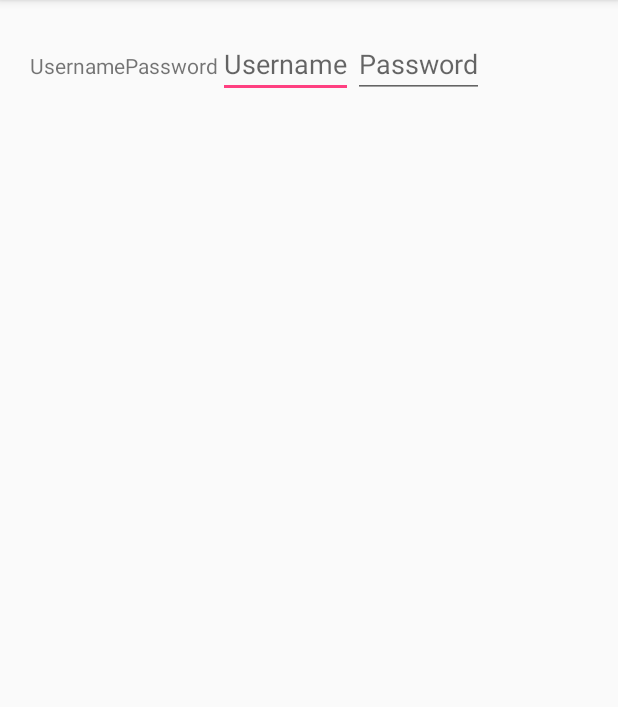
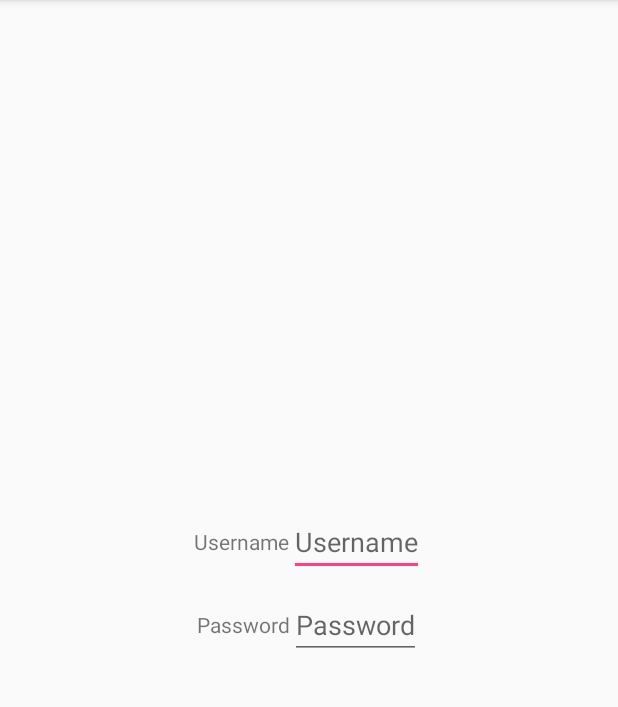
Before and after one commit to Radvendii/PacList-Android, an Android app: the screen it shows after launch (MainActivity), on a phone screen of 412 x 824 dp, the part 84-791 px from its top. Run offline under Robolectric (Android 15) with nearby library versions, the phone set to English and light mode, and no system bars.

Commit message:
linearlayout

```diff
--- a/app/src/main/res/layout/activity_main.xml
+++ b/app/src/main/res/layout/activity_main.xml
@@ -8,46 +8,54 @@
   android:paddingLeft="20dp"
   android:paddingTop="20dp"
   android:paddingBottom="20dp"
+  android:orientation="vertical"
+  android:gravity="center"
   tools:context=".MainActivity">
+
+  <LinearLayout
+    android:layout_width="match_parent"
+    android:layout_height="wrap_content"
+    android:paddingTop="10dp"
+    android:paddingBot="10dp"
+    android:oreintation="horizontal"
+    android:gravity="center">
 
     <TextView
       android:id="@+id/username_text"
       android:layout_width="wrap_content"
       android:layout_height="wrap_content"
-    android:text="@string/username_prompt"
-    app:layout_constraintBottom_toBottomOf="parent"
-    app:layout_constraintLeft_toLeftOf="parent"
-    app:layout_constraintRight_toRightOf="parent"
-    app:layout_constraintTop_toTopOf="parent" />
-
-  <TextView
-    android:id="@+id/password_text"
-    android:layout_width="wrap_content"
-    android:layout_height="wrap_content"
-    android:text="@string/password_prompt"
-    app:layout_constraintTop_toBottomOf="@+id/username_text"
-    app:layout_constraintStart_toStartOf="@+id/username_text" />
+      android:text="@string/username_prompt" />
 
     <EditText
       android:id="@+id/username_edit"
       android:layout_width="wrap_content"
       android:layout_height="wrap_content"
       android:hint="@string/username_prompt"
-    android:inputType="text"
-    app:layout_constraintStart_toEndOf="@+id/username_text"
-    app:layout_constraintTop_toTopOf="@+id/username_text"
-    app:layout_constraintBottom_toBottomOf="@+id/username_text"
-    />
+      android:inputType="text" />
+
+  </LinearLayout>
+
+  <LinearLayout
+    android:layout_width="match_parent"
+    android:layout_height="wrap_content"
+    android:paddingTop="10dp"
+    android:paddingBot="10dp"
+    android:oreintation="horizontal"
+    android:gravity="center">
+
+    <TextView
+      android:id="@+id/password_text"
+      android:layout_width="wrap_content"
+      android:layout_height="wrap_content"
+      android:text="@string/password_prompt" />
 
     <EditText
       android:id="@+id/password_edit"
       android:layout_width="wrap_content"
       android:layout_height="wrap_content"
       android:hint="@string/password_prompt"
-    android:inputType="textPassword"
-    app:layout_constraintStart_toEndOf="@+id/password_text"
-    app:layout_constraintTop_toTopOf="@+id/password_text"
-    app:layout_constraintBottom_toBottomOf="@+id/password_text"
-    />
+      android:inputType="textPassword" />
 
   </LinearLayout>
+
+  </LinearLayout>
```
Lines whose indentation alone changed are shown as unchanged.
